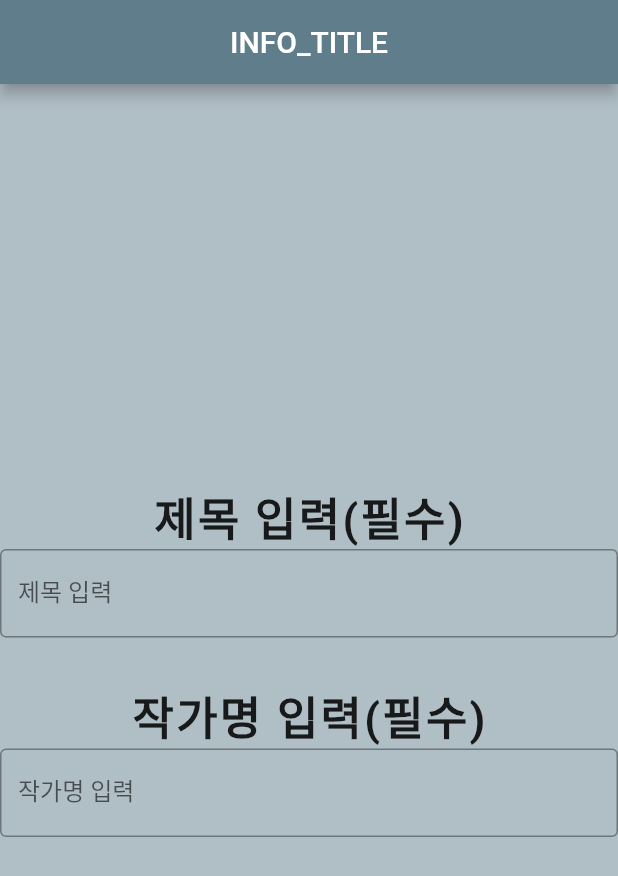
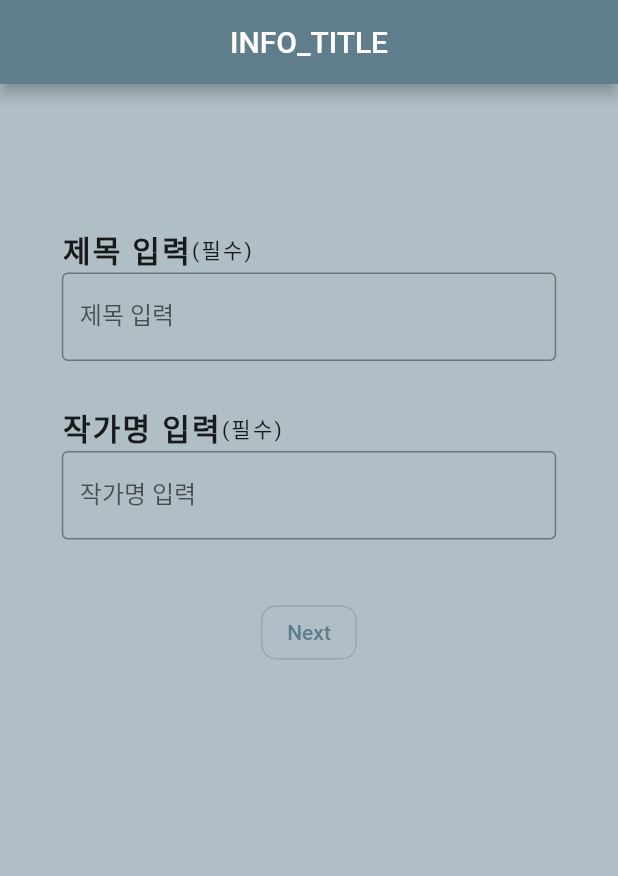
Before and after one commit to coverist/coverist-frontend, a Flutter app: the screen it shows after launch, on a phone screen of 412 x 824 dp. Shown: the top 876 px of the screen. Run offline on Flutter 3.47's test engine with Material 2 defaults, Android fonts, the phone set to English and light mode, and no system bars; missing offline and left inert: dart:html.

Commit message:
Update info_title.dart, info_genre.dart
- 제목 입력 페이지에 Next 버튼 추가
- 제목 입력 페이지 -> 장르 입력 페이지 전환하는 코드 추가(onPressed: (){ ~ 부분)

```diff
--- a/lib/screens/book_info/components/info_title.dart
+++ b/lib/screens/book_info/components/info_title.dart
@@ -1,4 +1,5 @@
 import 'package:flutter/material.dart';
+import 'package:coverist/screens/book_info/components/info_genre.dart';
 
 //앱의 시작점
 void main() {
@@ -30,33 +31,88 @@ class MyHomePage extends StatelessWidget {
       ),
       backgroundColor: Colors.blueGrey[200],
       body: Center(
+        child: Container(
+          height: (MediaQuery.of(context).size.height) * 0.7,
+          width: (MediaQuery.of(context).size.width) * 0.8,
           child: Column(
-          mainAxisAlignment: MainAxisAlignment.center,
+            // mainAxisAlignment: MainAxisAlignment.center,
+            // crossAxisAlignment: CrossAxisAlignment.center,
             children: <Widget>[
-            Text('제목 입력(필수)',
+              Container(
+                  child: Row(
+                children: <Widget>[
+                  Container(
+                    child: Text('제목 입력',
                         style: TextStyle(
-                    fontSize: 30,
+                            fontSize: 20,
                             fontWeight: FontWeight.bold,
                             letterSpacing: 1.5)),
+                  ),
+                  Container(
+                    child: Text('(필수)',
+                        style: TextStyle(fontSize: 14, letterSpacing: 1.5)),
+                  ),
+                ],
+              )),
               TextField(
                   decoration: InputDecoration(
                 border: OutlineInputBorder(),
                 labelText: '제목 입력',
               )),
               SizedBox(height: 30),
-            Text('작가명 입력(필수)',
+              Container(
+                  child: Row(
+                children: <Widget>[
+                  Container(
+                    child: Text('작가명 입력',
                         style: TextStyle(
-                    fontSize: 30,
+                            fontSize: 20,
                             fontWeight: FontWeight.bold,
                             letterSpacing: 1.5)),
+                  ),
+                  Container(
+                    child: Text('(필수)',
+                        style: TextStyle(fontSize: 14, letterSpacing: 1.5)),
+                  ),
+                ],
+              )),
               TextField(
                   decoration: InputDecoration(
                 border: OutlineInputBorder(),
                 labelText: '작가명 입력',
-            ))
+              )),
+              SizedBox(height: 30),
+
+//버튼
+              ButtonBar(
+                alignment: MainAxisAlignment.center,
+                children: [
+                  OutlinedButton(
+                      onPressed: () {
+                        Navigator.push(
+                            context,
+                            MaterialPageRoute(
+                                builder: (context) => InfoGenrePage()));
+                      },
+                      child: Text('Next'),
+                      style: OutlinedButton.styleFrom(
+                          shape: RoundedRectangleBorder(
+                              borderRadius: BorderRadius.circular(10.0)))),
                 ],
+              )
+            ],
+          ),
         ),
       ),
     );
   }
 }
+
+_getPosition(GlobalKey key) {
+  if (key.currentContext != null) {
+    final RenderBox renderBox =
+        key.currentContext!.findRenderObject() as RenderBox;
+    final position = renderBox.localToGlobal(Offset.zero);
+    return position;
+  }
+}
```
Also changed, not shown: lib/screens/book_info/components/info_genre.dart (added, +111 -0 lines). Lines whose indentation alone changed are shown as unchanged.
